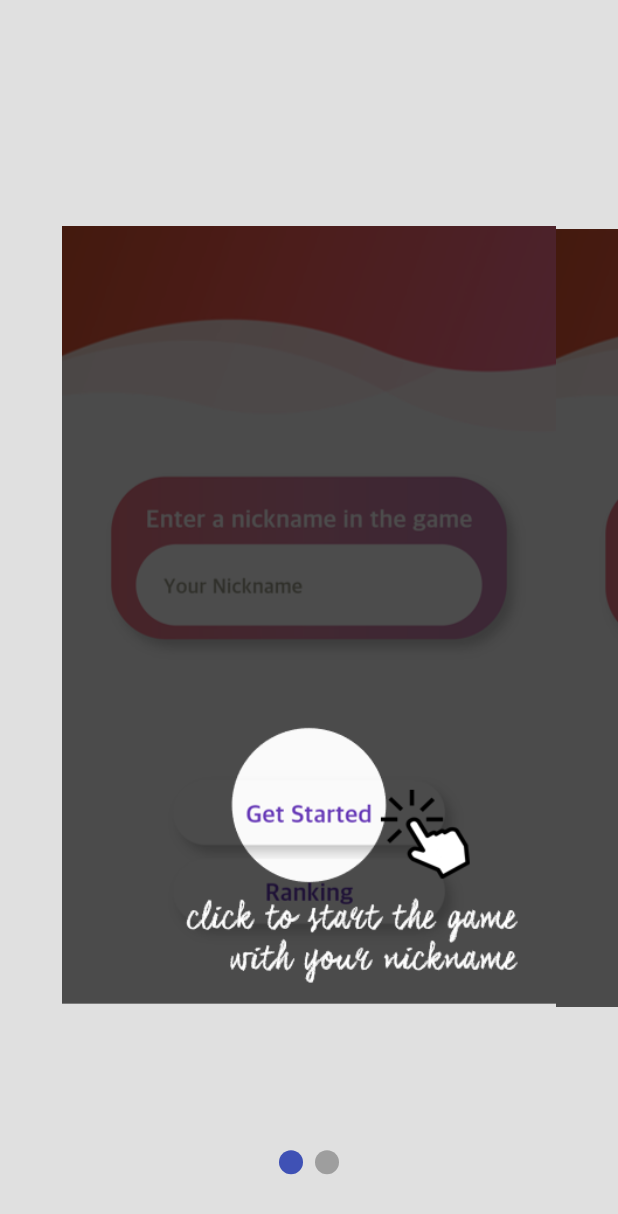
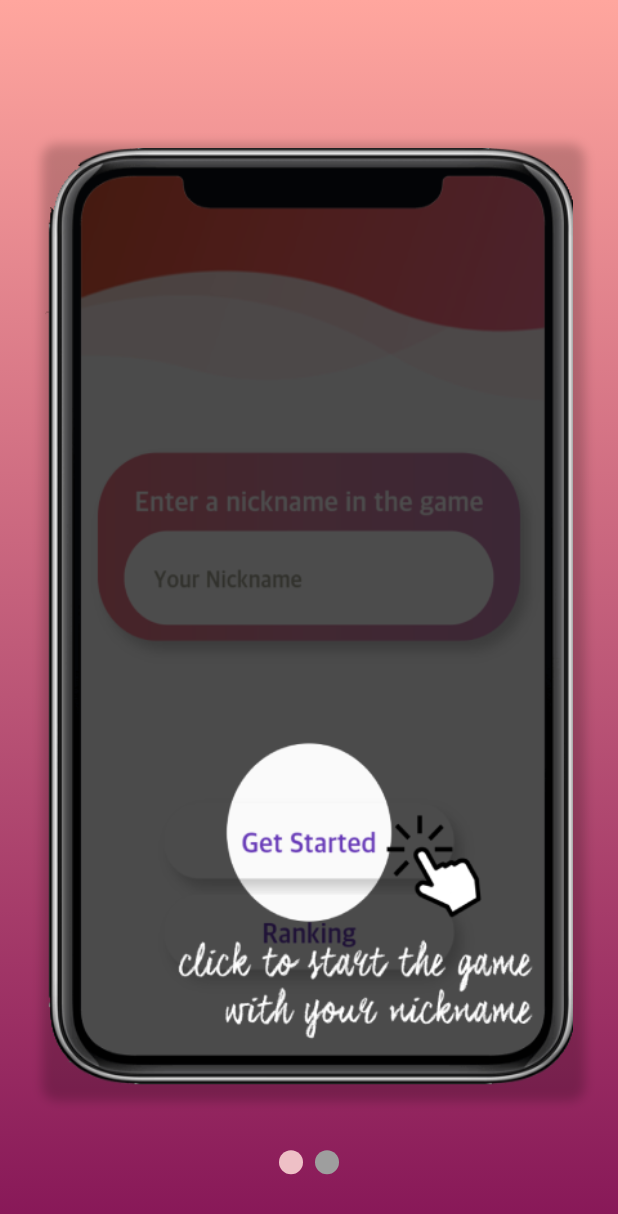
Before and after one commit to mingdyuo/motion_recognizing_game, a Flutter app: the Tutorial screen opened directly, on a phone screen of 412 x 824 dp. Shown: the top 1214 px of the screen. Run offline on Flutter 3.47's test engine with Material 2 defaults, Android fonts, the phone set to English and light mode, and no system bars; drawn by our look-alikes of smooth_page_indicator; our stand-ins replace device_info, dio, native_screenshot, permission_handler; missing offline and left inert: agora_rtc_engine, tflite; network calls fail.

```diff
--- a/lib/interface/interface_url.dart
+++ b/lib/interface/interface_url.dart
@@ -3,7 +3,7 @@ const String url_main = 'http://13.209.74.234:5000/';
 
 const String url_find = url_main+'partner/'; // find partner to play game with
 const String url_keyword = url_main+'keyword/'; // also used for ready signal
-const String url_modeling = url_main+'/'; // send modeling result
+const String url_modeling = url_main+'score/'; // send modeling result
 const String url_score = url_main+'/'; // get score
 const String url_total_score = url_main+'/'; // send total score
 
--- a/lib/main.dart
+++ b/lib/main.dart
@@ -61,6 +61,7 @@ class _MyHomePageState extends State<MyHomePage> {
                 width: _width,
                 child: Image.asset(
                     "assets/images/wave2.png",
+                    width: _width,
                     fit: BoxFit.fitWidth
                 )
             ),
@@ -203,7 +204,7 @@ class _MyHomePageState extends State<MyHomePage> {
                       context, MaterialPageRoute(
                       builder: (context) => GamePage(
                         nickname: _nicknameController.text,
-                        channel: rand.nextInt(100).toString(),
+                        channel: rand.nextInt(300).toString(),
                       )
                   )).then((_)=>_nicknameController.clear());
               }
--- a/lib/score_board.dart
+++ b/lib/score_board.dart
@@ -173,7 +173,7 @@ class _ScoreBoardState extends State<ScoreBoard> {
         ),
         Padding(
           padding: EdgeInsets.all(2.5),
-          child: Text("${data.firstMember} & ${data.secondMember}", style: tableDetailStyle, textAlign: TextAlign.center,),
+          child: Text("${data.members}", style: tableDetailStyle, textAlign: TextAlign.center,),
         ),
         Padding(
             padding: EdgeInsets.all(2.5),
--- a/lib/tutorial.dart
+++ b/lib/tutorial.dart
@@ -8,7 +8,7 @@ class Tutorial extends StatefulWidget {
 }
 
 class _TutorialState extends State<Tutorial> {
-  final controller = PageController(viewportFraction: 0.8);
+  final controller = PageController(viewportFraction: 1);
 
   @override
   Widget build(BuildContext context) {
@@ -16,39 +16,84 @@ class _TutorialState extends State<Tutorial> {
     double _width = _size.width;
     double _height = _size.height;
     return Scaffold(
-      backgroundColor: Colors.grey.shade300,
-      body: Stack(
+      body: Container(
+        decoration: BoxDecoration(
+            gradient: new LinearGradient(
+              begin: Alignment.topCenter,
+              end: Alignment.bottomCenter,
+              colors: [
+                Color.fromARGB(255, 0xFF, 0xA6, 0x9E),
+                Color.fromARGB(255, 0x86, 0x16, 0x57)
+              ],
+            ),
+        ),
+        child: Stack(
           alignment: Alignment.center,
           children: [
-          SizedBox(height: 16),
             PageView(
                 controller: controller,
                 physics: BouncingScrollPhysics(),
                 children: <Widget>[
-                Container(
-                  width: _width,
-                  height: _height,
-                  child: Image.asset("assets/images/tutorial_main_1.png"),
+                  ImagePage(
+                    assetName: "assets/images/tutorial_main_1.png",
                   ),
-                Container(
-                  width: _width,
-                  height: _height,
-                  child: Image.asset("assets/images/tutorial_main_2.png"),
-                )
+                  ImagePage(
+                    assetName: "assets/images/tutorial_main_2.png",
+                  ),
+
+
                 ]
             ),
-          SizedBox(height: 16),
             Positioned(
-            bottom: _height * 0.05,
+              bottom : _height * 0.05,
               child: SmoothPageIndicator(
                 controller: controller,
                 count: 2,
-              effect: JumpingDotEffect(),
+                effect: JumpingDotEffect(
+                  activeDotColor: Color.fromARGB(255,0xEE, 0xC0, 0xC6)
+                ),
               ),
             )
-
           ],
+        ),
       )
     );
   }
 }
+
+
+
+class ImagePage extends StatelessWidget{
+  String assetName;
+  ImagePage({this.assetName});
+  @override
+  Widget build(BuildContext context){
+    Size _size = MediaQuery.of(context).size;
+    double _width = _size.width;
+    double _height = _size.height;
+    return Container(
+        alignment: Alignment.center,
+        margin: EdgeInsets.all(30),
+        decoration: BoxDecoration(
+          borderRadius: BorderRadius.circular(10),
+        ),
+        child: Container(
+          decoration: BoxDecoration(
+              borderRadius: BorderRadius.circular(10),
+              boxShadow: [
+                BoxShadow(
+                  blurRadius: 5,
+                  spreadRadius: 5,
+                  color: Colors.black.withOpacity(.2),
+                  offset: Offset(3.0, 3.0),
+                ),
+              ]
+          ),
+          child: Image.asset(
+              assetName,
+              fit: BoxFit.contain
+          ),
+        )
+    );
+  }
+}
```
Also changed, not shown: lib/game_page.dart (+24 -10 lines), lib/interface/interface_game_info.dart (+16 -8 lines), lib/interface/interface_score_board.dart (+6 -7 lines), lib/posenet.dart (+23 -47 lines), assets/images/tutorial_main_1.png, assets/images/tutorial_main_2.png. Lines whose indentation alone changed are shown as unchanged.
